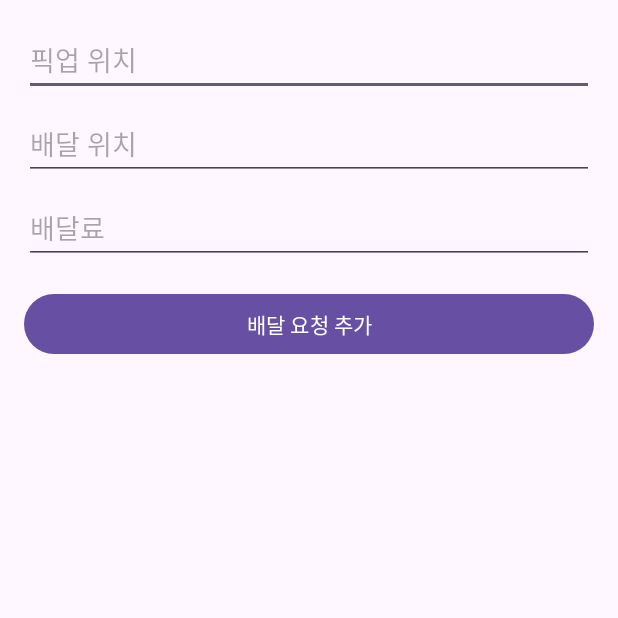
After one commit to mmssyyy/SafeDelivery, an Android app: the AddDeliveryRequestActivity screen opened directly, with no data from a screen before it, on a phone screen of 412 x 824 dp, the top half of it. The commit adds this screen. Run offline under Robolectric (Android 15) with nearby library versions, the phone set to English and light mode, and no system bars; our stand-ins replace Firebase (no records; nobody signed in at launch, a user with empty details on screens opened directly).

Commit message:
main 132

```diff
--- /dev/null
+++ b/app/src/main/java/com/example/safedelivery/AddDeliveryRequestActivity.java
@@ -0,0 +1,62 @@
+package com.example.safedelivery;
+
+import android.os.Bundle;
+import android.view.View;
+import android.widget.Button;
+import android.widget.EditText;
+import android.widget.Toast;
+import androidx.appcompat.app.AppCompatActivity;
+import com.google.firebase.database.DatabaseReference;
+import com.google.firebase.database.FirebaseDatabase;
+
+public class AddDeliveryRequestActivity extends AppCompatActivity {
+
+    private EditText etPickupLocation, etDeliveryLocation, etFee;
+    private Button btnSubmit;
+    private DatabaseReference mDatabase;
+
+    @Override
+    protected void onCreate(Bundle savedInstanceState) {
+        super.onCreate(savedInstanceState);
+        setContentView(R.layout.activity_add_delivery_request);
+
+        mDatabase = FirebaseDatabase.getInstance().getReference("SafeDelivery").child("deliveryRequests");
+
+        etPickupLocation = findViewById(R.id.etPickupLocation);
+        etDeliveryLocation = findViewById(R.id.etDeliveryLocation);
+        etFee = findViewById(R.id.etFee);
+        btnSubmit = findViewById(R.id.btnSubmit);
+
+        btnSubmit.setOnClickListener(new View.OnClickListener() {
+            @Override
+            public void onClick(View v) {
+                addDeliveryRequest();
+            }
+        });
+    }
+
+    private void addDeliveryRequest() {
+        String pickupLocation = etPickupLocation.getText().toString().trim();
+        String deliveryLocation = etDeliveryLocation.getText().toString().trim();
+        String feeString = etFee.getText().toString().trim();
+
+        if (pickupLocation.isEmpty() || deliveryLocation.isEmpty() || feeString.isEmpty()) {
+            Toast.makeText(this, "모든 필드를 채워주세요", Toast.LENGTH_SHORT).show();
+            return;
+        }
+
+        double fee = Double.parseDouble(feeString);
+
+        String key = mDatabase.push().getKey();
+        DeliveryRequest newRequest = new DeliveryRequest(key, pickupLocation, deliveryLocation, "대기중", fee);
+
+        if (key != null) {
+            mDatabase.child(key).setValue(newRequest)
+                    .addOnSuccessListener(aVoid -> {
+                        Toast.makeText(AddDeliveryRequestActivity.this, "배달 요청이 추가되었습니다", Toast.LENGTH_SHORT).show();
+                        finish();
+                    })
+                    .addOnFailureListener(e -> Toast.makeText(AddDeliveryRequestActivity.this, "배달 요청 추가 실패: " + e.getMessage(), Toast.LENGTH_SHORT).show());
+        }
+    }
+}
--- /dev/null
+++ b/app/src/main/java/com/example/safedelivery/NavigationActivity.java
@@ -0,0 +1,4 @@
+package com.example.safedelivery;
+
+public class NavigationActivity {
+}
--- /dev/null
+++ b/app/src/main/res/layout/activity_add_delivery_request.xml
@@ -0,0 +1,38 @@
+<?xml version="1.0" encoding="utf-8"?>
+<LinearLayout xmlns:android="http://schemas.android.com/apk/res/android"
+    android:layout_width="match_parent"
+    android:layout_height="match_parent"
+    android:orientation="vertical"
+    android:padding="16dp">
+
+    <EditText
+        android:id="@+id/etPickupLocation"
+        android:layout_width="match_parent"
+        android:layout_height="wrap_content"
+        android:hint="픽업 위치"
+        android:inputType="text"
+        android:layout_marginBottom="8dp"/>
+
+    <EditText
+        android:id="@+id/etDeliveryLocation"
+        android:layout_width="match_parent"
+        android:layout_height="wrap_content"
+        android:hint="배달 위치"
+        android:inputType="text"
+        android:layout_marginBottom="8dp"/>
+
+    <EditText
+        android:id="@+id/etFee"
+        android:layout_width="match_parent"
+        android:layout_height="wrap_content"
+        android:hint="배달료"
+        android:inputType="numberDecimal"
+        android:layout_marginBottom="16dp"/>
+
+    <Button
+        android:id="@+id/btnSubmit"
+        android:layout_width="match_parent"
+        android:layout_height="wrap_content"
+        android:text="배달 요청 추가"/>
+
+</LinearLayout>
--- /dev/null
+++ b/app/src/main/res/layout/activity_tmap_navigation.xml
@@ -0,0 +1,6 @@
+<?xml version="1.0" encoding="utf-8"?>
+<androidx.constraintlayout.widget.ConstraintLayout xmlns:android="http://schemas.android.com/apk/res/android"
+    android:layout_width="match_parent"
+    android:layout_height="match_parent">
+
+</androidx.constraintlayout.widget.ConstraintLayout>
```
Also changed, not shown: app/src/main/AndroidManifest.xml (+13 -0 lines), app/src/main/java/com/example/safedelivery/DeliveryListActivity.java (added, +83 -0 lines), app/src/main/java/com/example/safedelivery/DeliveryRequest.java (added, +65 -0 lines), app/src/main/java/com/example/safedelivery/DeliveryRequestAdapter.java (added, +69 -0 lines), app/src/main/java/com/example/safedelivery/MainActivity.java (+10 -18 lines), app/src/main/res/layout/activity_delivery_list.xml (added, +50 -0 lines), app/src/main/res/layout/activity_main.xml (+4 -4 lines), app/src/main/res/layout/item_delivery_request.xml (added, +58 -0 lines).
